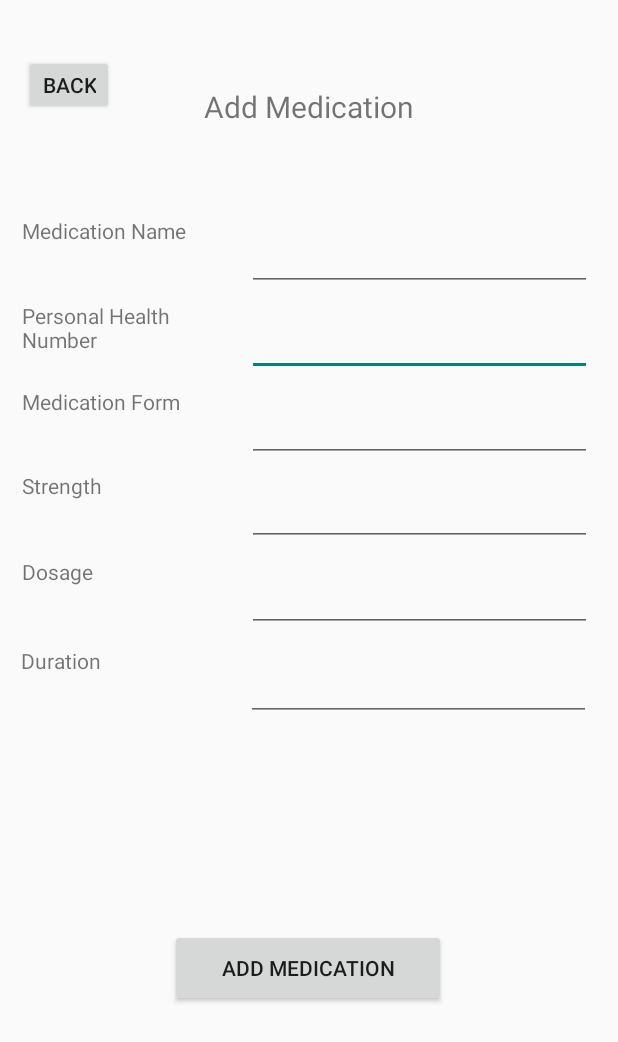
After one commit to leshanLC/Health-Connect, an Android app: the layout activity_add_medication.xml on its own in the app's theme, with its tools: preview values and no code run, on a phone screen of 412 x 824 dp. The commit adds this screen. Shown: the top 1042 px of the screen. Run offline under Robolectric (Android 15) with nearby library versions, the phone set to English and light mode, and no system bars.

Commit message:
add medication-ui

```diff
--- /dev/null
+++ b/app/src/main/res/layout/activity_add_medication.xml
@@ -0,0 +1,224 @@
+<?xml version="1.0" encoding="utf-8"?>
+<androidx.constraintlayout.widget.ConstraintLayout xmlns:android="http://schemas.android.com/apk/res/android"
+    xmlns:app="http://schemas.android.com/apk/res-auto"
+    xmlns:tools="http://schemas.android.com/tools"
+    android:id="@+id/main"
+    android:layout_width="match_parent"
+    android:layout_height="match_parent"
+    tools:context=".add_medication">
+
+    <TextView
+        android:id="@+id/textView"
+        android:layout_width="175dp"
+        android:layout_height="61dp"
+        android:paddingTop="20dp"
+        android:text="@string/txtMedicationHead"
+        android:textAlignment="center"
+        android:textSize="20sp"
+        app:layout_constraintBottom_toBottomOf="parent"
+        app:layout_constraintEnd_toEndOf="parent"
+        app:layout_constraintStart_toStartOf="parent"
+        app:layout_constraintTop_toTopOf="parent"
+        app:layout_constraintVertical_bias="0.049"
+        tools:ignore="TextSizeCheck" />
+
+    <Button
+        android:id="@+id/btnGoBack"
+        android:layout_width="60dp"
+        android:layout_height="40dp"
+        android:text="@string/btnBack"
+        app:layout_constraintBottom_toBottomOf="parent"
+        app:layout_constraintEnd_toEndOf="parent"
+        app:layout_constraintHorizontal_bias="0.045"
+        app:layout_constraintStart_toStartOf="parent"
+        app:layout_constraintTop_toTopOf="parent"
+        app:layout_constraintVertical_bias="0.047"
+        tools:ignore="MissingConstraints" />
+
+    <EditText
+        android:id="@+id/txtPatientHealthNumber"
+        android:layout_width="230dp"
+        android:layout_height="50dp"
+        android:autofillHints=""
+        android:ems="10"
+        android:inputType="text"
+        android:text=""
+        app:layout_constraintBottom_toBottomOf="parent"
+        app:layout_constraintEnd_toEndOf="parent"
+        app:layout_constraintHorizontal_bias="0.906"
+        app:layout_constraintStart_toStartOf="parent"
+        app:layout_constraintTop_toTopOf="parent"
+        app:layout_constraintVertical_bias="0.259"
+        tools:ignore="LabelFor,TextFields" />
+
+    <EditText
+        android:id="@+id/txtMedicationDosage"
+        android:layout_width="230dp"
+        android:layout_height="50dp"
+        android:autofillHints=""
+        android:ems="10"
+        android:inputType="text"
+        android:text=""
+        app:layout_constraintBottom_toBottomOf="parent"
+        app:layout_constraintEnd_toEndOf="parent"
+        app:layout_constraintHorizontal_bias="0.906"
+        app:layout_constraintStart_toStartOf="parent"
+        app:layout_constraintTop_toTopOf="parent"
+        app:layout_constraintVertical_bias="0.48"
+        tools:ignore="LabelFor" />
+
+    <EditText
+        android:id="@+id/txtMedicationStrength"
+        android:layout_width="230dp"
+        android:layout_height="50dp"
+        android:autofillHints=""
+        android:ems="10"
+        android:inputType="text"
+        android:text=""
+        app:layout_constraintBottom_toBottomOf="parent"
+        app:layout_constraintEnd_toEndOf="parent"
+        app:layout_constraintHorizontal_bias="0.906"
+        app:layout_constraintStart_toStartOf="parent"
+        app:layout_constraintTop_toTopOf="parent"
+        app:layout_constraintVertical_bias="0.406"
+        tools:ignore="LabelFor" />
+
+    <TextView
+        android:id="@+id/textView17"
+        android:layout_width="150dp"
+        android:layout_height="50dp"
+        android:text="@string/txtMedicationTitle"
+        android:textAlignment="viewStart"
+        app:layout_constraintBottom_toBottomOf="parent"
+        app:layout_constraintEnd_toEndOf="parent"
+        app:layout_constraintHorizontal_bias="0.057"
+        app:layout_constraintStart_toStartOf="parent"
+        app:layout_constraintTop_toTopOf="parent"
+        app:layout_constraintVertical_bias="0.186" />
+
+    <EditText
+        android:id="@+id/txtMedicationForm"
+        android:layout_width="230dp"
+        android:layout_height="50dp"
+        android:autofillHints=""
+        android:ems="10"
+        android:inputType="text"
+        android:text=""
+        app:layout_constraintBottom_toBottomOf="parent"
+        app:layout_constraintEnd_toEndOf="parent"
+        app:layout_constraintHorizontal_bias="0.906"
+        app:layout_constraintStart_toStartOf="parent"
+        app:layout_constraintTop_toTopOf="parent"
+        app:layout_constraintVertical_bias="0.333"
+        tools:ignore="LabelFor" />
+
+    <TextView
+        android:id="@+id/textView22"
+        android:layout_width="150dp"
+        android:layout_height="50dp"
+        android:text="@string/txtMedicationDuration"
+        android:textAlignment="viewStart"
+        app:layout_constraintBottom_toBottomOf="parent"
+        app:layout_constraintEnd_toEndOf="parent"
+        app:layout_constraintHorizontal_bias="0.053"
+        app:layout_constraintStart_toStartOf="parent"
+        app:layout_constraintTop_toTopOf="parent"
+        app:layout_constraintVertical_bias="0.556" />
+
+    <EditText
+        android:id="@+id/txtMedicationName"
+        android:layout_width="230dp"
+        android:layout_height="50dp"
+        android:autofillHints=""
+        android:ems="10"
+        android:inputType="text"
+        android:text=""
+        app:layout_constraintBottom_toBottomOf="parent"
+        app:layout_constraintEnd_toEndOf="parent"
+        app:layout_constraintHorizontal_bias="0.906"
+        app:layout_constraintStart_toStartOf="parent"
+        app:layout_constraintTop_toTopOf="parent"
+        app:layout_constraintVertical_bias="0.186"
+        tools:ignore="LabelFor" />
+
+    <EditText
+        android:id="@+id/txtMedicationDuration"
+        android:layout_width="230dp"
+        android:layout_height="50dp"
+        android:autofillHints=""
+        android:ems="10"
+        android:inputType="text"
+        android:text=""
+        app:layout_constraintBottom_toBottomOf="parent"
+        app:layout_constraintEnd_toEndOf="parent"
+        app:layout_constraintHorizontal_bias="0.9"
+        app:layout_constraintStart_toStartOf="parent"
+        app:layout_constraintTop_toTopOf="parent"
+        app:layout_constraintVertical_bias="0.556"
+        tools:ignore="LabelFor" />
+
+    <TextView
+        android:id="@+id/textView21"
+        android:layout_width="150dp"
+        android:layout_height="50dp"
+        android:text="@string/txtMedicationDosage"
+        android:textAlignment="viewStart"
+        app:layout_constraintBottom_toBottomOf="parent"
+        app:layout_constraintEnd_toEndOf="parent"
+        app:layout_constraintHorizontal_bias="0.057"
+        app:layout_constraintStart_toStartOf="parent"
+        app:layout_constraintTop_toTopOf="parent"
+        app:layout_constraintVertical_bias="0.48" />
+
+    <TextView
+        android:id="@+id/textView19"
+        android:layout_width="150dp"
+        android:layout_height="50dp"
+        android:text="@string/txtMedicationForm"
+        android:textAlignment="viewStart"
+        app:layout_constraintBottom_toBottomOf="parent"
+        app:layout_constraintEnd_toEndOf="parent"
+        app:layout_constraintHorizontal_bias="0.057"
+        app:layout_constraintStart_toStartOf="parent"
+        app:layout_constraintTop_toTopOf="parent"
+        app:layout_constraintVertical_bias="0.333" />
+
+    <TextView
+        android:id="@+id/textView20"
+        android:layout_width="150dp"
+        android:layout_height="50dp"
+        android:text="@string/txtMedicationStrength"
+        android:textAlignment="viewStart"
+        app:layout_constraintBottom_toBottomOf="parent"
+        app:layout_constraintEnd_toEndOf="parent"
+        app:layout_constraintHorizontal_bias="0.057"
+        app:layout_constraintStart_toStartOf="parent"
+        app:layout_constraintTop_toTopOf="parent"
+        app:layout_constraintVertical_bias="0.406" />
+
+    <TextView
+        android:id="@+id/textView18"
+        android:layout_width="150dp"
+        android:layout_height="50dp"
+        android:text="@string/txtPatientHealthNumber"
+        android:textAlignment="viewStart"
+        app:layout_constraintBottom_toBottomOf="parent"
+        app:layout_constraintEnd_toEndOf="parent"
+        app:layout_constraintHorizontal_bias="0.057"
+        app:layout_constraintStart_toStartOf="parent"
+        app:layout_constraintTop_toTopOf="parent"
+        app:layout_constraintVertical_bias="0.259" />
+
+    <Button
+        android:id="@+id/btnUpdateAppointment"
+        android:layout_width="184dp"
+        android:layout_height="52dp"
+        android:text="@string/btnAddMedication"
+        app:layout_constraintBottom_toBottomOf="parent"
+        app:layout_constraintEnd_toEndOf="parent"
+        app:layout_constraintHorizontal_bias="0.497"
+        app:layout_constraintStart_toStartOf="parent"
+        app:layout_constraintTop_toTopOf="parent"
+        app:layout_constraintVertical_bias="0.802" />
+
+</androidx.constraintlayout.widget.ConstraintLayout>
--- a/app/src/main/res/values/strings.xml
+++ b/app/src/main/res/values/strings.xml
@@ -3,11 +3,13 @@
     <string name="app_name">Health Connect</string>
     <string name="txtAppointmentHeading">Appointments</string>
     <string name="txtSearchAppointment">Search an appointment</string>
+    <string name="txtAddAppointmentTitle">Add New Appointment</string>
     <string name="txtAppointmentTitle">Appointment Title</string>
     <string name="btnViewAppointment">View</string>
     <string name="btnUpdateAppointment">Update</string>
     <string name="btnDeleteAppointment">Delete</string>
     <string name="btnAddAppointment">+</string>
+    <string name="btnSaveAppointment">Add Appointment</string>
     <string name="btnBack">Back</string>
     <string name="txtAppointmentID">Appointment ID</string>
     <string name="txtPatientName">Patient Name</string>
@@ -20,6 +22,13 @@
     <string name="txtTime">Time</string>
     <string name="txtAppointmentReason">Reason</string>
     <string name="btnAppointments">Appointments</string>
+    <string name="txtMedicationHead">Add Medication</string>
+    <string name="txtMedicationTitle">Medication Name</string>
+    <string name="txtMedicationForm">Medication Form</string>
+    <string name="txtMedicationStrength">Strength</string>
+    <string name="txtMedicationDosage">Dosage</string>
+    <string name="txtMedicationDuration">Duration</string>
+    <string name="btnAddMedication">Add Medication</string>
 
 
 </resources>
```
Also changed, not shown: app/src/main/java/com/example/healthconnect/add_appointment.java (added, +19 -0 lines), app/src/main/java/com/example/healthconnect/add_medication.java (added, +20 -0 lines), app/src/main/java/com/example/healthconnect/medication.java (added, +20 -0 lines), app/src/main/res/layout/activity_add_appointment.xml (added, +246 -0 lines), app/src/main/res/layout/activity_medication.xml (renamed from app/src/main/res/layout/activity_appointment.xml, +9 -19 lines), app/src/main/res/layout/medication_list.xml (added, +154 -0 lines).
